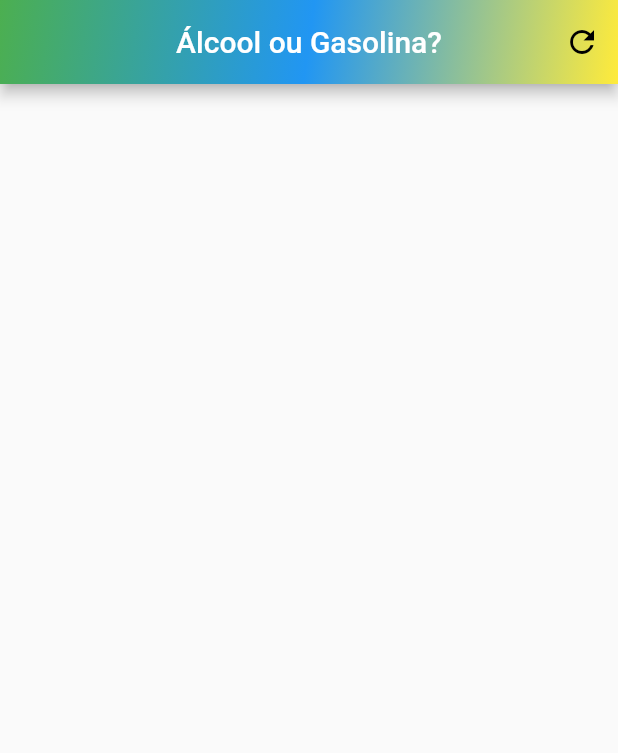
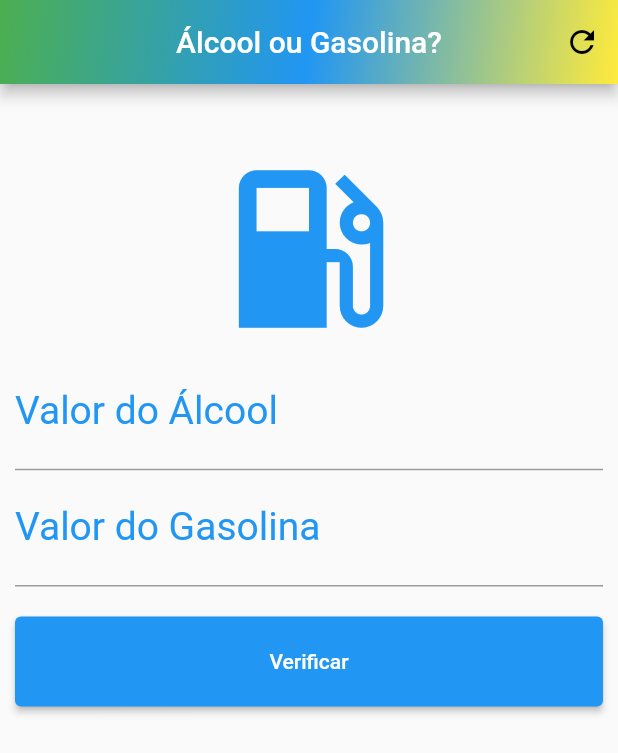
Before and after one commit to Leandrors91/2021-2_terca_manha, a Flutter app: the screen it shows after launch, on a phone screen of 412 x 824 dp. Shown: the top 753 px of the screen. Run offline on Flutter 3.47's test engine with Material 2 defaults, Android fonts, the phone set to English and light mode, and no system bars.

Commit message:
Update main.dart

```diff
--- a/alcool_gasolina/lib/main.dart
+++ b/alcool_gasolina/lib/main.dart
@@ -1,14 +1,11 @@
 import 'package:flutter/material.dart';
 
 void main() {
-  runApp(
-    const MaterialApp(
+  runApp(const MaterialApp(
     home: Home(),
     debugShowCheckedModeBanner: false,
-    )
-  );
+  ));
 }
-
 
 class Home extends StatefulWidget {
   const Home({Key? key}) : super(key: key);
@@ -24,25 +21,60 @@
       appBar: AppBar(
         centerTitle: true,
         title: const Text("Álcool ou Gasolina?"),
+        actions: [
+          IconButton(
+            onPressed: () {}, icon: const Icon(Icons.refresh),
+            color: Colors.black,
+          )
+        ],
         flexibleSpace: Container(
-        decoration: const BoxDecoration(
-            gradient: LinearGradient(
-                begin: Alignment.topLeft,
-                end: Alignment.bottomRight,
-                colors: <Color>[
-                  Colors.green,
-                  Colors.blue,
-                  Colors.yellow
-                ])
+          decoration: const BoxDecoration(gradient: LinearGradient(
+              begin: Alignment.topLeft, end: Alignment.bottomRight,
+              colors: <Color>[Colors.green, Colors.blue, Colors.yellow])),
         ),
       ),
-        actions: [
-          IconButton(
-              onPressed: () {},
-              icon: const Icon(Icons.refresh), color: Colors.black,)
+      body: SingleChildScrollView(
+        padding: const EdgeInsets.fromLTRB(10.0, 0, 10.0, 0),
+        child: Column (
+          crossAxisAlignment: CrossAxisAlignment.stretch,
+          children: [
+            const SizedBox(height: 40,),
+            const Icon(
+              Icons.local_gas_station,
+              size: 140.0,
+              color: Colors.blue,
+            ),
+            TextFormField(
+              keyboardType: TextInputType.number,
+              textAlign: TextAlign.center,
+              style: const TextStyle(color: Colors.blue, fontSize: 26.0),
+              decoration: const InputDecoration(
+                labelText: "Valor do Álcool",
+                labelStyle: TextStyle(color: Colors.blue)
+              ),
+            ),
+            TextFormField(
+              keyboardType: TextInputType.number,
+              textAlign: TextAlign.center,
+              style: const TextStyle(color: Colors.blue, fontSize: 26.0),
+              decoration: const InputDecoration(
+                  labelText: "Valor do Gasolina",
+                  labelStyle: TextStyle(color: Colors.blue)
+              ),
+            ),
+            Padding(
+                padding: const EdgeInsets.only(top: 20, bottom: 20),
+              child: Container(
+                height: 60.0,
+                child: ElevatedButton( //PARAMOS AQUI
+                  onPressed: () { },
+                  child: const Text("Verificar"),
+                )
+              ),
+            )
           ],
         ),
-
+      ),
     );
   }
 }
```
Lines whose indentation alone changed are shown as unchanged.
